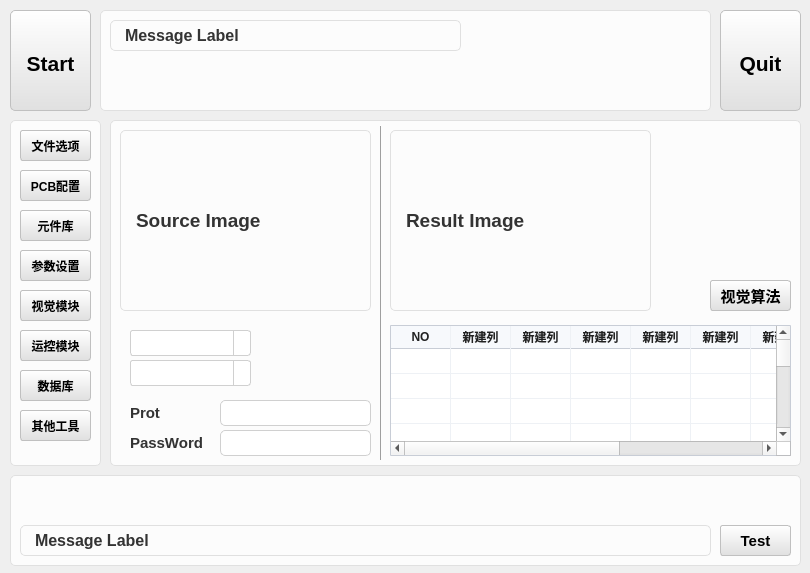
First picture: the form in Solution/HuiRuMachineH/HuiRuMachineH/MachineCore.ui, repository HeJun20250905/ProductProJect, before the edit.
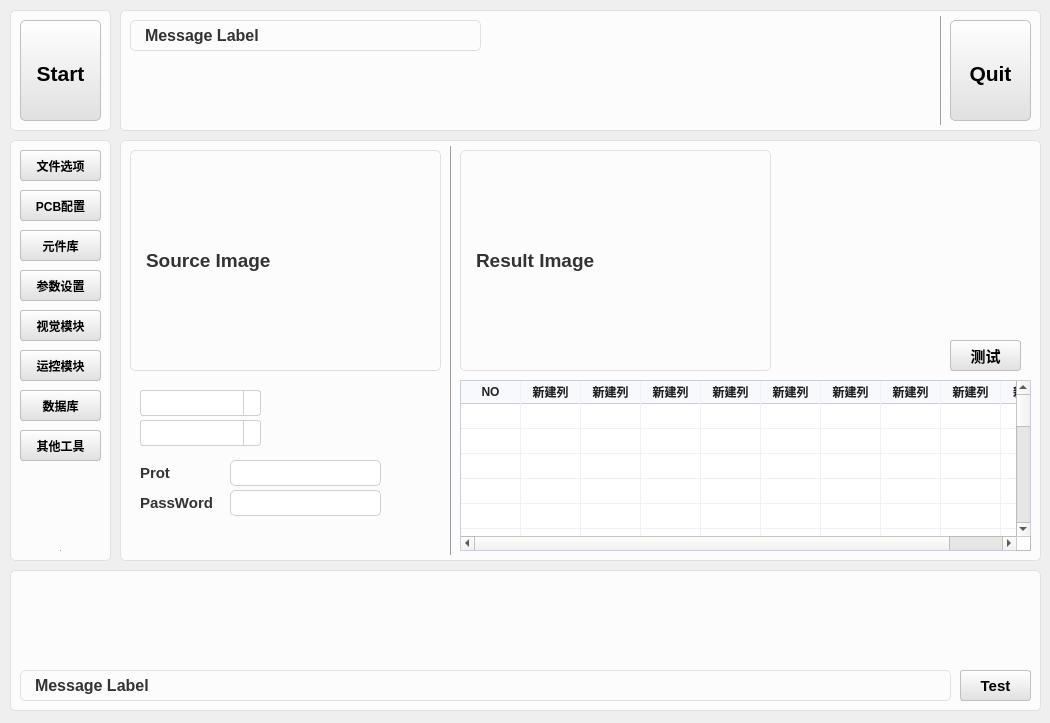
Second picture: the form after the edit. Icons and pictures are not drawn.

The edit to the form file:
```diff
--- a/Solution/HuiRuMachineH/HuiRuMachineH/MachineCore.ui
+++ b/Solution/HuiRuMachineH/HuiRuMachineH/MachineCore.ui
@@ -6,8 +6,8 @@
    <rect>
     <x>0</x>
     <y>0</y>
-    <width>810</width>
-    <height>573</height>
+    <width>1050</width>
+    <height>723</height>
    </rect>
   </property>
   <property name="font">
@@ -185,128 +185,13 @@
 </string>
   </property>
   <widget class="QWidget" name="centralWidget">
-   <widget class="QToolButton" name="toolButton_Start">
-    <property name="geometry">
-     <rect>
-      <x>10</x>
-      <y>10</y>
-      <width>81</width>
-      <height>101</height>
-     </rect>
-    </property>
-    <property name="font">
-     <font>
-      <pointsize>16</pointsize>
-      <weight>75</weight>
-      <italic>false</italic>
-      <bold>true</bold>
-      <underline>false</underline>
-      <strikeout>false</strikeout>
-     </font>
-    </property>
-    <property name="styleSheet">
-     <string notr="true">/* 1. 默认状态 */
-* {
-    border: 1px solid #c0c0c0; 
-    background: qlineargradient(x1:0, y1:0, x2:0, y2:1, stop:0 #ffffff, stop:1 #e0e0e0);
-    border-radius: 5px; 
-    padding-top: 10px; 
-    padding-bottom: 5px; 
-}
-
-/* 2. 鼠标悬停时 */
-*:hover {
-    border: 1px solid #a0a0a0; 
-    background: qlineargradient(x1:0, y1:0, x2:0, y2:1, stop:0 #ffffff, stop:1 #d0d0d0);
-}
-
-/* 3. 鼠标按下时 */
-*:pressed {
-    border: 1px solid #808080; 
-    background: qlineargradient(x1:0, y1:0, x2:0, y2:1, stop:0 #d0d0d0, stop:1 #e0e0e0);
-}</string>
-    </property>
-    <property name="text">
-     <string>Start</string>
-    </property>
-    <property name="icon">
-     <iconset resource="MachineCore.qrc">
-      <normaloff>:/MachineCore/Icon/Start.png</normaloff>:/MachineCore/Icon/Start.png</iconset>
-    </property>
-    <property name="iconSize">
-     <size>
-      <width>48</width>
-      <height>48</height>
-     </size>
-    </property>
-    <property name="toolButtonStyle">
-     <enum>Qt::ToolButtonTextUnderIcon</enum>
-    </property>
-   </widget>
-   <widget class="QToolButton" name="toolButton_Quit">
-    <property name="geometry">
-     <rect>
-      <x>720</x>
-      <y>10</y>
-      <width>81</width>
-      <height>101</height>
-     </rect>
-    </property>
-    <property name="font">
-     <font>
-      <pointsize>16</pointsize>
-      <weight>75</weight>
-      <italic>false</italic>
-      <bold>true</bold>
-      <strikeout>false</strikeout>
-     </font>
-    </property>
-    <property name="styleSheet">
-     <string notr="true">/* 1. 默认状态 */
-* {
-    border: 1px solid #c0c0c0; 
-    background: qlineargradient(x1:0, y1:0, x2:0, y2:1, stop:0 #ffffff, stop:1 #e0e0e0);
-    border-radius: 5px; 
-    padding-top: 10px; 
-    padding-bottom: 5px; 
-}
-
-/* 2. 鼠标悬停时 */
-*:hover {
-    border: 1px solid #a0a0a0; 
-    background: qlineargradient(x1:0, y1:0, x2:0, y2:1, stop:0 #ffffff, stop:1 #d0d0d0);
-}
-
-/* 3. 鼠标按下时 */
-*:pressed {
-    border: 1px solid #808080; 
-    background: qlineargradient(x1:0, y1:0, x2:0, y2:1, stop:0 #d0d0d0, stop:1 #e0e0e0);
-}</string>
-    </property>
-    <property name="text">
-     <string>Quit</string>
-    </property>
-    <property name="icon">
-     <iconset resource="MachineCore.qrc">
-      <normaloff>:/MachineCore/Icon/Quit.png</normaloff>:/MachineCore/Icon/Quit.png</iconset>
-    </property>
-    <property name="iconSize">
-     <size>
-      <width>48</width>
-      <height>48</height>
-     </size>
-    </property>
-    <property name="toolButtonStyle">
-     <enum>Qt::ToolButtonTextUnderIcon</enum>
-    </property>
-   </widget>
    <widget class="QGroupBox" name="groupBox_Center">
     <property name="geometry">
      <rect>
-      <x>110</x>
-      <y>110</y>
-      <width>691</width>
-      <height>356</height>
+      <x>120</x>
+      <y>130</y>
+      <width>921</width>
+      <height>431</height>
      </rect>
     </property>
     <property name="title">
@@ -317,8 +202,8 @@
       <rect>
        <x>10</x>
        <y>20</y>
-       <width>251</width>
-       <height>181</height>
+       <width>311</width>
+       <height>221</height>
       </rect>
      </property>
      <property name="font">
@@ -335,10 +220,10 @@
     <widget class="QTableWidget" name="tableWidget">
      <property name="geometry">
       <rect>
-       <x>280</x>
-       <y>215</y>
-       <width>401</width>
-       <height>131</height>
+       <x>340</x>
+       <y>250</y>
+       <width>571</width>
+       <height>171</height>
       </rect>
      </property>
      <attribute name="horizontalHeaderVisible">
@@ -516,10 +401,10 @@
     <widget class="QFrame" name="frame">
      <property name="geometry">
       <rect>
-       <x>270</x>
+       <x>330</x>
        <y>15</y>
        <width>1</width>
-       <height>336</height>
+       <height>411</height>
       </rect>
      </property>
      <property name="frameShape">
@@ -533,7 +418,7 @@
      <property name="geometry">
       <rect>
        <x>110</x>
-       <y>290</y>
+       <y>330</y>
        <width>151</width>
        <height>26</height>
       </rect>
@@ -548,7 +433,7 @@
      <property name="geometry">
       <rect>
        <x>20</x>
-       <y>290</y>
+       <y>330</y>
        <width>81</width>
        <height>26</height>
       </rect>
@@ -576,7 +461,7 @@
      <property name="geometry">
       <rect>
        <x>110</x>
-       <y>320</y>
+       <y>360</y>
        <width>151</width>
        <height>26</height>
       </rect>
@@ -591,7 +476,7 @@
      <property name="geometry">
       <rect>
        <x>20</x>
-       <y>320</y>
+       <y>360</y>
        <width>81</width>
        <height>26</height>
       </rect>
@@ -619,7 +504,7 @@
      <property name="geometry">
       <rect>
        <x>20</x>
-       <y>220</y>
+       <y>260</y>
        <width>121</width>
        <height>26</height>
       </rect>
@@ -629,7 +514,7 @@
      <property name="geometry">
       <rect>
        <x>20</x>
-       <y>250</y>
+       <y>290</y>
        <width>121</width>
        <height>26</height>
       </rect>
@@ -638,10 +523,10 @@
     <widget class="QLabel" name="label_Result">
      <property name="geometry">
       <rect>
-       <x>280</x>
+       <x>340</x>
        <y>20</y>
-       <width>261</width>
-       <height>181</height>
+       <width>311</width>
+       <height>221</height>
       </rect>
      </property>
      <property name="font">
@@ -658,9 +543,9 @@
     <widget class="QPushButton" name="pushButton_Math">
      <property name="geometry">
       <rect>
-       <x>600</x>
-       <y>170</y>
-       <width>81</width>
+       <x>830</x>
+       <y>210</y>
+       <width>71</width>
        <height>31</height>
       </rect>
      </property>
@@ -672,17 +557,17 @@
       </font>
      </property>
      <property name="text">
-      <string>视觉算法</string>
+      <string>测试</string>
      </property>
     </widget>
    </widget>
    <widget class="QGroupBox" name="groupBox_Top">
     <property name="geometry">
      <rect>
-      <x>100</x>
+      <x>120</x>
       <y>0</y>
-      <width>611</width>
-      <height>111</height>
+      <width>921</width>
+      <height>131</height>
      </rect>
     </property>
     <property name="title">
@@ -708,14 +593,87 @@
       <string>Message Label</string>
      </property>
     </widget>
+    <widget class="QToolButton" name="toolButton_Quit">
+     <property name="geometry">
+      <rect>
+       <x>830</x>
+       <y>20</y>
+       <width>81</width>
+       <height>101</height>
+      </rect>
+     </property>
+     <property name="font">
+      <font>
+       <pointsize>16</pointsize>
+       <weight>75</weight>
+       <italic>false</italic>
+       <bold>true</bold>
+       <strikeout>false</strikeout>
+      </font>
+     </property>
+     <property name="styleSheet">
+      <string notr="true">/* 1. 默认状态 */
+* {
+    border: 1px solid #c0c0c0; 
+    background: qlineargradient(x1:0, y1:0, x2:0, y2:1, stop:0 #ffffff, stop:1 #e0e0e0);
+    border-radius: 5px; 
+    padding-top: 10px; 
+    padding-bottom: 5px; 
+}
+
+/* 2. 鼠标悬停时 */
+*:hover {
+    border: 1px solid #a0a0a0; 
+    background: qlineargradient(x1:0, y1:0, x2:0, y2:1, stop:0 #ffffff, stop:1 #d0d0d0);
+}
+
+/* 3. 鼠标按下时 */
+*:pressed {
+    border: 1px solid #808080; 
+    background: qlineargradient(x1:0, y1:0, x2:0, y2:1, stop:0 #d0d0d0, stop:1 #e0e0e0);
+}</string>
+     </property>
+     <property name="text">
+      <string>Quit</string>
+     </property>
+     <property name="icon">
+      <iconset resource="MachineCore.qrc">
+       <normaloff>:/MachineCore/Icon/Quit.png</normaloff>:/MachineCore/Icon/Quit.png</iconset>
+     </property>
+     <property name="iconSize">
+      <size>
+       <width>48</width>
+       <height>48</height>
+      </size>
+     </property>
+     <property name="toolButtonStyle">
+      <enum>Qt::ToolButtonTextUnderIcon</enum>
+     </property>
+    </widget>
+    <widget class="QFrame" name="frame_3">
+     <property name="geometry">
+      <rect>
+       <x>820</x>
+       <y>15</y>
+       <width>1</width>
+       <height>111</height>
+      </rect>
+     </property>
+     <property name="frameShape">
+      <enum>QFrame::VLine</enum>
+     </property>
+     <property name="frameShadow">
+      <enum>QFrame::Raised</enum>
+     </property>
+    </widget>
    </widget>
    <widget class="QGroupBox" name="groupBox_Left">
     <property name="geometry">
      <rect>
       <x>10</x>
-      <y>110</y>
-      <width>91</width>
-      <height>356</height>
+      <y>130</y>
+      <width>101</width>
+      <height>431</height>
      </rect>
     </property>
     <property name="title">
@@ -726,7 +684,7 @@
       <rect>
        <x>10</x>
        <y>20</y>
-       <width>71</width>
+       <width>81</width>
        <height>31</height>
       </rect>
      </property>
@@ -746,7 +704,7 @@
       <rect>
        <x>10</x>
        <y>60</y>
-       <width>71</width>
+       <width>81</width>
        <height>31</height>
       </rect>
      </property>
@@ -766,7 +724,7 @@
       <rect>
        <x>10</x>
        <y>100</y>
-       <width>71</width>
+       <width>81</width>
        <height>31</height>
       </rect>
      </property>
@@ -786,7 +744,7 @@
       <rect>
        <x>10</x>
        <y>140</y>
-       <width>71</width>
+       <width>81</width>
        <height>31</height>
       </rect>
      </property>
@@ -806,7 +764,7 @@
       <rect>
        <x>10</x>
        <y>300</y>
-       <width>71</width>
+       <width>81</width>
        <height>31</height>
       </rect>
      </property>
@@ -826,7 +784,7 @@
       <rect>
        <x>10</x>
        <y>260</y>
-       <width>71</width>
+       <width>81</width>
        <height>31</height>
       </rect>
      </property>
@@ -846,7 +804,7 @@
       <rect>
        <x>10</x>
        <y>220</y>
-       <width>71</width>
+       <width>81</width>
        <height>31</height>
       </rect>
      </property>
@@ -866,7 +824,7 @@
       <rect>
        <x>10</x>
        <y>180</y>
-       <width>71</width>
+       <width>81</width>
        <height>31</height>
       </rect>
      </property>
@@ -881,14 +839,30 @@
       <string>视觉模块</string>
      </property>
     </widget>
+    <widget class="QFrame" name="frame_2">
+     <property name="geometry">
+      <rect>
+       <x>5</x>
+       <y>420</y>
+       <width>91</width>
+       <height>1</height>
+      </rect>
+     </property>
+     <property name="frameShape">
+      <enum>QFrame::VLine</enum>
+     </property>
+     <property name="frameShadow">
+      <enum>QFrame::Raised</enum>
+     </property>
+    </widget>
    </widget>
    <widget class="QGroupBox" name="groupBox_Bottom">
     <property name="geometry">
      <rect>
       <x>10</x>
-      <y>465</y>
-      <width>791</width>
-      <height>101</height>
+      <y>560</y>
+      <width>1031</width>
+      <height>151</height>
      </rect>
     </property>
     <property name="title">
@@ -898,8 +872,8 @@
      <property name="geometry">
       <rect>
        <x>10</x>
-       <y>60</y>
-       <width>691</width>
+       <y>110</y>
+       <width>931</width>
        <height>31</height>
       </rect>
      </property>
@@ -917,8 +891,8 @@
     <widget class="QPushButton" name="pushButton_Result">
      <property name="geometry">
       <rect>
-       <x>710</x>
-       <y>60</y>
+       <x>950</x>
+       <y>110</y>
        <width>71</width>
        <height>31</height>
       </rect>
@@ -935,6 +909,77 @@
      </property>
     </widget>
    </widget>
+   <widget class="QGroupBox" name="groupBox">
+    <property name="geometry">
+     <rect>
+      <x>10</x>
+      <y>0</y>
+      <width>101</width>
+      <height>131</height>
+     </rect>
+    </property>
+    <property name="title">
+     <string/>
+    </property>
+    <widget class="QToolButton" name="toolButton_Start">
+     <property name="geometry">
+      <rect>
+       <x>10</x>
+       <y>20</y>
+       <width>81</width>
+       <height>101</height>
+      </rect>
+     </property>
+     <property name="font">
+      <font>
+       <pointsize>16</pointsize>
+       <weight>75</weight>
+       <italic>false</italic>
+       <bold>true</bold>
+       <underline>false</underline>
+       <strikeout>false</strikeout>
+      </font>
+     </property>
+     <property name="styleSheet">
+      <string notr="true">/* 1. 默认状态 */
+* {
+    border: 1px solid #c0c0c0; 
+    background: qlineargradient(x1:0, y1:0, x2:0, y2:1, stop:0 #ffffff, stop:1 #e0e0e0);
+    border-radius: 5px; 
+    padding-top: 10px; 
+    padding-bottom: 5px; 
+}
+
+/* 2. 鼠标悬停时 */
+*:hover {
+    border: 1px solid #a0a0a0; 
+    background: qlineargradient(x1:0, y1:0, x2:0, y2:1, stop:0 #ffffff, stop:1 #d0d0d0);
+}
+
+/* 3. 鼠标按下时 */
+*:pressed {
+    border: 1px solid #808080; 
+    background: qlineargradient(x1:0, y1:0, x2:0, y2:1, stop:0 #d0d0d0, stop:1 #e0e0e0);
+}</string>
+     </property>
+     <property name="text">
+      <string>Start</string>
+     </property>
+     <property name="icon">
+      <iconset resource="MachineCore.qrc">
+       <normaloff>:/MachineCore/Icon/Start.png</normaloff>:/MachineCore/Icon/Start.png</iconset>
+     </property>
+     <property name="iconSize">
+      <size>
+       <width>48</width>
+       <height>48</height>
+      </size>
+     </property>
+     <property name="toolButtonStyle">
+      <enum>Qt::ToolButtonTextUnderIcon</enum>
+     </property>
+    </widget>
+   </widget>
   </widget>
  </widget>
  <layoutdefault spacing="6" margin="11"/>
```
